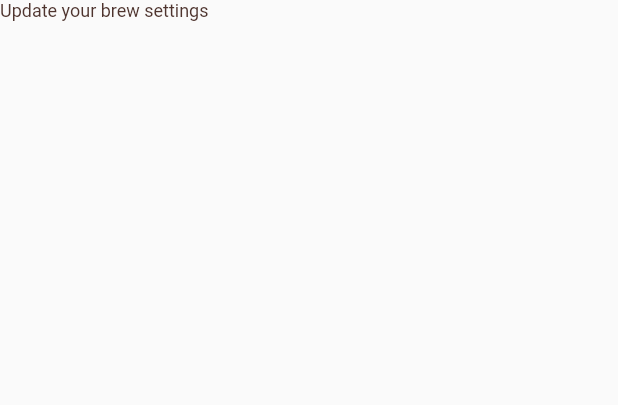
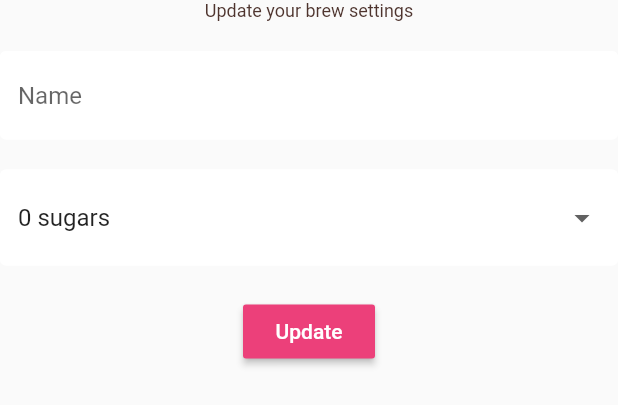
Before and after one commit to fviel/cafe, a Flutter app: the SettingsForm widget shown alone on an empty page, opened directly, on a phone screen of 412 x 824 dp. Shown: the top 405 px of the screen. Run offline on Flutter 3.47's test engine with Material 2 defaults, Android fonts, the phone set to English and light mode, and no system bars; our stand-ins replace cloud_firestore, firebase_auth, flutter_spinkit; accounts and stored records are empty.

Commit message:
Adicionado o dropdown dentro do form do bottomsheet

```diff
--- a/lib/screens/home/settings_form.dart
+++ b/lib/screens/home/settings_form.dart
@@ -27,6 +27,46 @@ class _SettingsFormState extends State<SettingsForm> {
                 fontSize: 12,
                 color: Colors.brown[800],
               )),
+          SizedBox(height: 20.0,),
+          TextFormField(
+              decoration: textInputDecorationFernando.copyWith(hintText: 'Name'),
+              //validator é a função que valida o campo
+              validator: (val) => val.isEmpty ? 'Please inform a name': null,
+              onChanged: (val) { setState(() => _currentName = val); }
+              ),
+          SizedBox(height: 20.0,),
+          //dropdown
+          DropdownButtonFormField(
+            decoration: textInputDecorationFernando,
+            value: _currentSugars ?? '0',
+              onChanged: (val) => setState(() => _currentSugars = val ),
+              items: sugars.map((sugar){
+                return DropdownMenuItem(
+                  value: sugar,
+                  child:Text('$sugar sugars'),
+                );
+              }).toList(),
+          ),
+          SizedBox(height: 20.0,),
+          //slider
+          //button
+
+
+          RaisedButton(
+            color: Colors.pink[400],
+            child: Text('Update',
+              style: TextStyle(
+                color: Colors.white,
+              ),
+            ),
+            onPressed: () async {
+              print('_currentName: ${_currentName}');
+              print('_currentSugars: ${_currentSugars}');
+              print('_currentStrength: ${_currentStrength}');
+            },
+          ),
+
+
         ]
       )
     );
```
